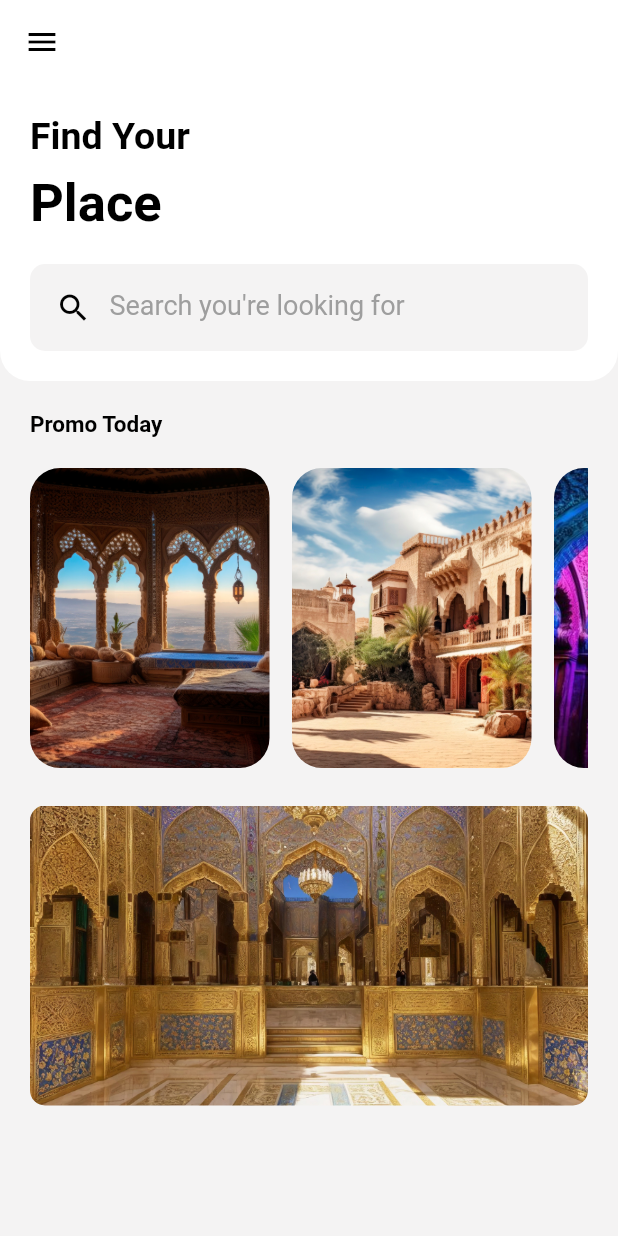
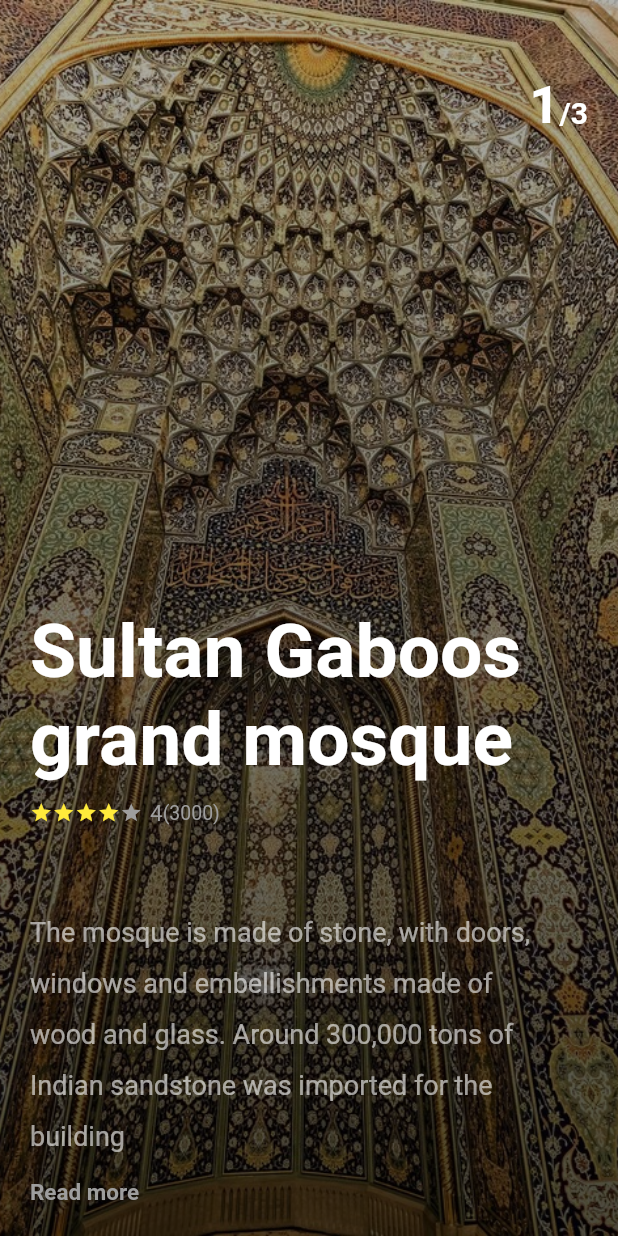
Before and after one commit to karamih/Flutter-UI, a Flutter app: the screen it shows after launch, on a phone screen of 412 x 824 dp. Run offline on Flutter 3.47's test engine with Material 2 defaults, Android fonts, the light colour scheme and no system bars.

Commit message:
travel design(pageView)

```diff
--- /dev/null
+++ b/lib/designs/travel/contents.dart
@@ -0,0 +1,135 @@
+import 'package:flutter/material.dart';
+
+Widget contentStyle({page, image, title, description, star, vote}) {
+  var total = 3;
+  return Container(
+      decoration: BoxDecoration(
+        image: DecorationImage(image: AssetImage(image), fit: BoxFit.cover),
+      ),
+      child: Container(
+        decoration: BoxDecoration(
+          gradient: LinearGradient(
+              begin: Alignment.bottomCenter,
+              end: Alignment.topCenter,
+              colors: [
+                Colors.black.withOpacity(0.7),
+                Colors.black.withOpacity(0.5),
+                Colors.black.withOpacity(0.3)
+              ]),
+        ),
+        child: Padding(
+          padding: const EdgeInsets.all(20.0),
+          child: Column(
+            children: [
+              const SizedBox(
+                height: 30,
+              ),
+              Row(
+                mainAxisAlignment: MainAxisAlignment.end,
+                crossAxisAlignment: CrossAxisAlignment.baseline,
+                textBaseline: TextBaseline.alphabetic,
+                children: [
+                  Text(
+                    page.toString(),
+                    style: const TextStyle(
+                        fontSize: 35,
+                        fontWeight: FontWeight.bold,
+                        color: Colors.white),
+                  ),
+                  Text(
+                    '/${total.toString()}',
+                    style: const TextStyle(
+                        fontSize: 20,
+                        fontWeight: FontWeight.bold,
+                        color: Colors.white),
+                  ),
+                ],
+              ),
+              Expanded(
+                  child: Column(
+                mainAxisAlignment: MainAxisAlignment.end,
+                crossAxisAlignment: CrossAxisAlignment.start,
+                children: <Widget>[
+                  Text(
+                    title,
+                    style: const TextStyle(
+                        fontSize: 50,
+                        fontWeight: FontWeight.bold,
+                        color: Colors.white),
+                  ),
+                  const SizedBox(
+                    height: 10,
+                  ),
+                  Row(
+                    children: [
+                      const Icon(
+                        Icons.star,
+                        color: Colors.yellow,
+                        size: 15,
+                      ),
+                      const Icon(
+                        Icons.star,
+                        color: Colors.yellow,
+                        size: 15,
+                      ),
+                      const Icon(
+                        Icons.star,
+                        color: Colors.yellow,
+                        size: 15,
+                      ),
+                      const Icon(
+                        Icons.star,
+                        color: Colors.yellow,
+                        size: 15,
+                      ),
+                      const Icon(
+                        Icons.star,
+                        color: Colors.grey,
+                        size: 15,
+                      ),
+                      const SizedBox(
+                        width: 5,
+                      ),
+                      Text(
+                        star.toString(),
+                        style:
+                            const TextStyle(fontSize: 15, color: Colors.grey),
+                      ),
+                      Text(
+                        '(${vote.toString()})',
+                        style:
+                            const TextStyle(fontSize: 13, color: Colors.grey),
+                      ),
+                    ],
+                  ),
+                  const SizedBox(
+                    height: 50,
+                  ),
+                  Padding(
+                    padding: const EdgeInsets.only(right: 20.0),
+                    child: Text(
+                      description,
+                      style: TextStyle(
+                        fontSize: 18,
+                        color: Colors.white.withOpacity(0.6),
+                        height: 1.9,
+                      ),
+                    ),
+                  ),
+                  const SizedBox(
+                    height: 15,
+                  ),
+                  const Text(
+                    'Read more',
+                    style: TextStyle(
+                        fontSize: 15,
+                        fontWeight: FontWeight.bold,
+                        color: Colors.grey),
+                  )
+                ],
+              )),
+            ],
+          ),
+        ),
+      ));
+}
--- /dev/null
+++ b/lib/designs/travel/main.dart
@@ -0,0 +1,60 @@
+// link: https://www.youtube.com/watch?v=uqm6U5_bcH0&list=PLf-j0Hs0PF3uxzMCFLlfJ9W3hRxLzHPGX&index=2
+
+import 'package:flutter/material.dart';
+
+import 'contents.dart';
+
+class TravelPage extends StatefulWidget {
+  const TravelPage({super.key});
+
+  @override
+  State<TravelPage> createState() => _TravelPageState();
+}
+
+class _TravelPageState extends State<TravelPage> {
+  @override
+  Widget build(BuildContext context) {
+     // PageController controller;
+     //
+     // // ignore: no_leading_underscores_for_local_identifiers
+     // void _onScroll(){}
+     //
+     // void initState(){
+     //   super.initState();
+     //   controller = PageController(
+     //     initialPage: 0,
+     //     keepPage: true,
+     //   )..addListener(_onScroll);
+     // }
+
+    return Scaffold(
+      body: PageView(
+        children: [
+          contentStyle(
+            page: 1,
+              image: 'assets/images/travel/qabus.jpg',
+              title: "Sultan Gaboos grand mosque",
+              description:
+                  'The mosque is made of stone, with doors, windows and embellishments made of wood and glass. Around 300,000 tons of Indian sandstone was imported for the building',
+              star: 4,
+              vote: 3000),
+          contentStyle(
+            page: 2,
+              image: 'assets/images/travel/mosque.jpg',
+              title: "Mosque",
+              description:
+                  "A mosque (/mɒsk/ MOSK) or masjid (/ˈmæsdʒɪd, ˈmʌs-/ MASS-jid, MUSS-; both from Arabic: مَسْجِد, romanized: masjid, pronounced [ˈmasdʒid]; lit. 'place of ritual prostration') is a place of prayer for Muslims.[1] Mosques are usually covered buildings, but can be any place where prayers (salah) are performed, including outdoor courtyards.",
+              star: 4,
+              vote: 1250),
+          contentStyle(
+            page: 3,
+              image: 'assets/images/travel/building.jpg',
+              title: "Very nice Building",
+              description: "Very good looking building",
+              star: 4,
+              vote: 1500),
+        ],
+      ),
+    );
+  }
+}
--- a/lib/main.dart
+++ b/lib/main.dart
@@ -8,7 +8,9 @@ import 'package:flutter/material.dart';
 // import 'designs/login_signup_2/login.dart';
 // import 'designs/login_signup_2/signup.dart';
 
-import 'designs/find_location//ui.dart';
+// import 'designs/find_location//ui.dart';
+
+import 'designs/travel/main.dart';
 
 
 void main (){
@@ -22,7 +24,8 @@ class MyApp extends StatelessWidget {
   @override
   Widget build(BuildContext context) {
     return const MaterialApp(
-      home: ExplorePage(),
+      debugShowCheckedModeBanner: false,
+      home: TravelPage(),
     );
   }
 }
--- a/pubspec.yaml
+++ b/pubspec.yaml
@@ -62,6 +62,7 @@ flutter:
   assets:
     - assets/images/login_signup_2/
     - assets/images/find_location/
+    - assets/images/travel/
     #   - images/a_dot_ham.jpeg
 
     # An image asset can refer to one or more resolution-specific "variants", see
```
Also changed, not shown: assets/images/travel/building.jpg (added), assets/images/travel/mosque.jpg (added), assets/images/travel/qabus.jpg (added), 3 other files.
